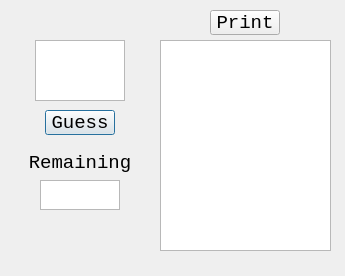
Old version of the form Python/Wordle/GUI/main_window.ui in the repository kirayomato/Program.
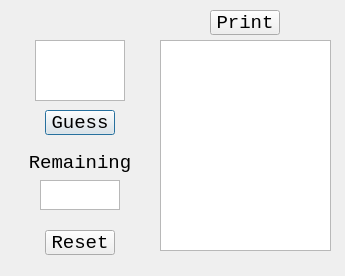
New version of the form.

```diff
--- a/Python/Wordle/GUI/main_window.ui
+++ b/Python/Wordle/GUI/main_window.ui
@@ -171,6 +171,25 @@
 &lt;p style=&quot;-qt-paragraph-type:empty; margin-top:0px; margin-bottom:0px; margin-left:0px; margin-right:0px; -qt-block-indent:0; text-indent:0px;&quot;&gt;&lt;br /&gt;&lt;/p&gt;&lt;/body&gt;&lt;/html&gt;</string>
    </property>
   </widget>
+  <widget class="QPushButton" name="guess_2">
+   <property name="geometry">
+    <rect>
+     <x>45</x>
+     <y>230</y>
+     <width>70</width>
+     <height>25</height>
+    </rect>
+   </property>
+   <property name="font">
+    <font>
+     <family>Consolas</family>
+     <pointsize>14</pointsize>
+    </font>
+   </property>
+   <property name="text">
+    <string>Reset</string>
+   </property>
+  </widget>
  </widget>
  <resources/>
  <connections>
```
Left out of the diff: 17 changed lines with no effect on the pictures.
